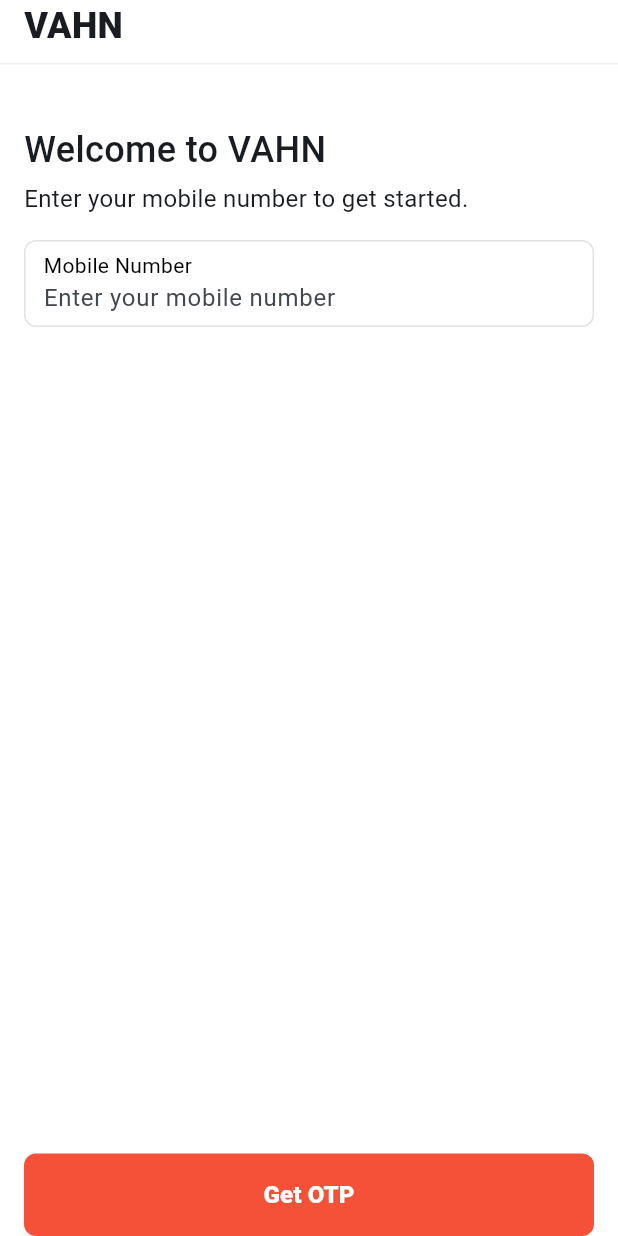
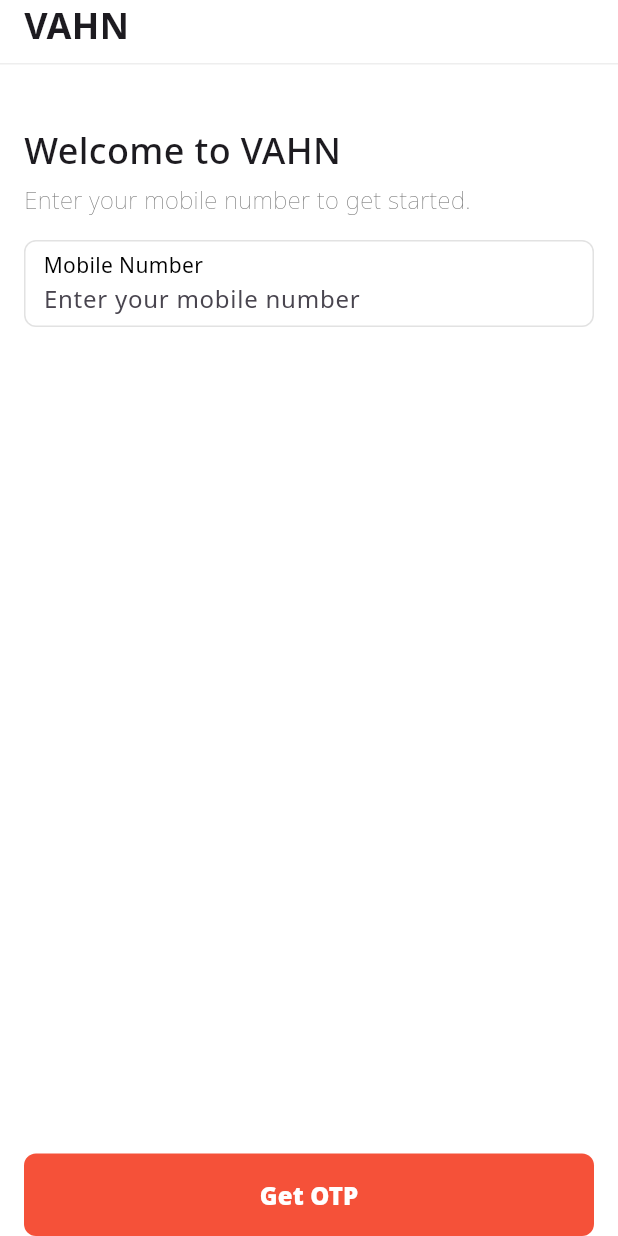
Before and after one commit to Vahn-Engineering/cabbie, a Flutter app: the screen it shows after launch, on a phone screen of 412 x 824 dp. Run offline on Flutter 3.47's test engine with Material 3 defaults, Android fonts, the phone set to English and light mode, and no system bars; our stand-ins replace google_fonts.

Commit message:
font Noto Sans

```diff
--- a/lib/features/login/login_screen.dart
+++ b/lib/features/login/login_screen.dart
@@ -29,7 +29,7 @@ class LoginScreen extends StatelessWidget {
                   ),
                   child: Text(
                     "VAHN",
-                    style: TextStyle(fontSize: 24, fontWeight: FontWeight.w900),
+                    style: TextStyle(fontSize: 24, fontWeight: FontWeight.w700),
                   ),
                 ),
                 Container(
@@ -62,7 +62,8 @@ class LoginScreen extends StatelessWidget {
                               "Enter your mobile number to get started.",
                               style: TextStyle(
                                 fontSize: 16,
-                                fontWeight: FontWeight.w400,
+                                fontWeight: FontWeight.w200,
+                                color: Color(0xFF757575),
                               ),
                             ),
                           ],
--- a/lib/main.dart
+++ b/lib/main.dart
@@ -1,6 +1,7 @@
 import 'package:drivers_app/features/login/login_screen.dart';
 // import 'package:drivers_app/features/onboarding/languageSelect/language_select.dart';
 import 'package:flutter/material.dart';
+import 'package:google_fonts/google_fonts.dart';
 
 void main() {
   runApp(const MyApp());
@@ -14,8 +15,17 @@ class MyApp extends StatelessWidget {
     return MaterialApp(
       title: 'Drivers App',
       theme: ThemeData(
-        colorScheme: ColorScheme.fromSeed(seedColor: Colors.blue),
-        useMaterial3: true,
+        textTheme: GoogleFonts.notoSansTextTheme(Theme.of(context).textTheme),
+        // .copyWith(
+        //   bodyLarge: GoogleFonts.notoSans(
+        //     fontSize: 20,
+        //     fontWeight: FontWeight.w600,
+        //   ),
+        //   titleLarge: GoogleFonts.notoSans(
+        //     fontSize: 22,
+        //     fontWeight: FontWeight.bold,
+        //   ),
+        // ),
       ),
       home: const MyHomePage(title: 'Drivers App'),
     );
--- a/pubspec.yaml
+++ b/pubspec.yaml
@@ -30,6 +30,7 @@ environment:
 dependencies:
   flutter:
     sdk: flutter
+  google_fonts: ^6.2.1
 
   # The following adds the Cupertino Icons font to your application.
   # Use with the CupertinoIcons class for iOS style icons.
```
Also changed, not shown: pubspec.lock, 7 other files.
